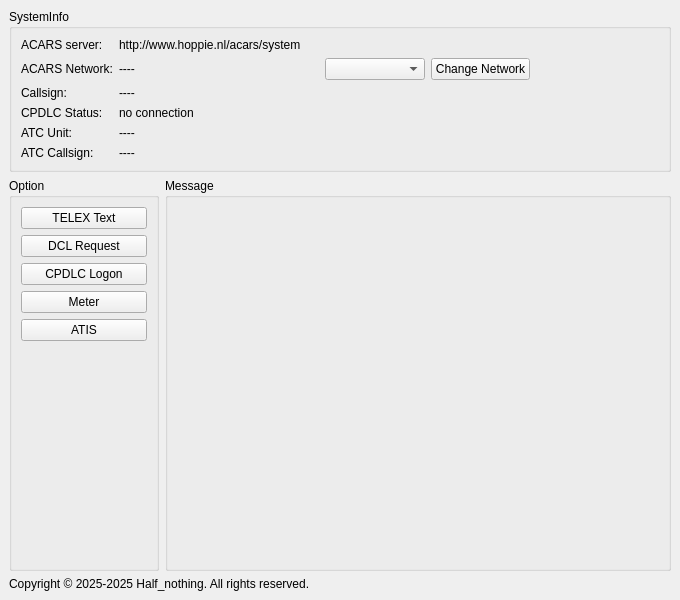
Old version of the form src/ui/form/main_window.ui in the repository half-nothing/SimpleCPDLC.
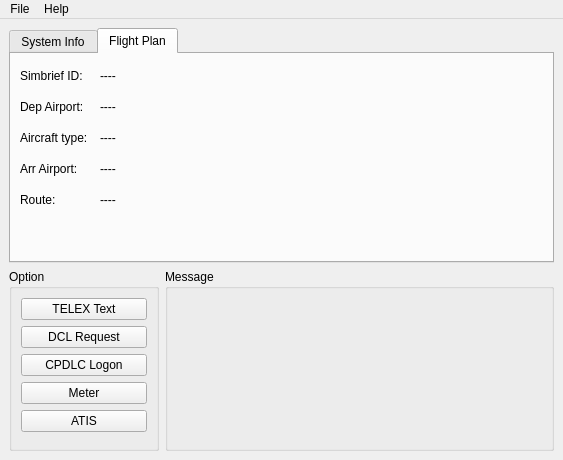
New version of the form. The open tabs and pages were chosen to show the change. Icons and pictures are not drawn. Custom widgets are drawn as their Qt base class.

Commit message: feat: Add config window.Add simbrief support.

Diff of the .ui file:
```diff
--- a/src/ui/form/main_window.ui
+++ b/src/ui/form/main_window.ui
@@ -6,14 +6,14 @@
    <rect>
     <x>0</x>
     <y>0</y>
-    <width>680</width>
-    <height>600</height>
+    <width>563</width>
+    <height>460</height>
    </rect>
   </property>
   <property name="minimumSize">
    <size>
-    <width>680</width>
-    <height>600</height>
+    <width>563</width>
+    <height>460</height>
    </size>
   </property>
   <property name="windowTitle">
@@ -21,7 +21,417 @@
   </property>
   <widget class="QWidget" name="centralwidget">
    <layout class="QGridLayout" name="gridLayout">
-    <item row="1" column="0">
+    <item row="1" column="0" colspan="2">
+     <widget class="QTabWidget" name="page_tab">
+      <property name="currentIndex">
+       <number>0</number>
+      </property>
+      <widget class="QWidget" name="system_info_page">
+       <attribute name="title">
+        <string>System Info</string>
+       </attribute>
+       <layout class="QGridLayout" name="gridLayout_6">
+        <item row="7" column="1">
+         <widget class="QLabel" name="atc_callsign">
+          <property name="toolTip">
+           <string>Current CPDLC Unit Callsign</string>
+          </property>
+          <property name="text">
+           <string>----</string>
+          </property>
+         </widget>
+        </item>
+        <item row="4" column="0">
+         <widget class="QLabel" name="label_1">
+          <property name="sizePolicy">
+           <sizepolicy hsizetype="Preferred" vsizetype="Minimum">
+            <horstretch>0</horstretch>
+            <verstretch>0</verstretch>
+           </sizepolicy>
+          </property>
+          <property name="minimumSize">
+           <size>
+            <width>60</width>
+            <height>25</height>
+           </size>
+          </property>
+          <property name="maximumSize">
+           <size>
+            <width>100</width>
+            <height>16777215</height>
+           </size>
+          </property>
+          <property name="text">
+           <string>Callsign:</string>
+          </property>
+         </widget>
+        </item>
+        <item row="5" column="0">
+         <widget class="QLabel" name="label_2">
+          <property name="minimumSize">
+           <size>
+            <width>0</width>
+            <height>25</height>
+           </size>
+          </property>
+          <property name="text">
+           <string>CPDLC Status:</string>
+          </property>
+         </widget>
+        </item>
+        <item row="2" column="3">
+         <widget class="QPushButton" name="change_network_btn">
+          <property name="sizePolicy">
+           <sizepolicy hsizetype="Minimum" vsizetype="Fixed">
+            <horstretch>0</horstretch>
+            <verstretch>0</verstretch>
+           </sizepolicy>
+          </property>
+          <property name="text">
+           <string>Change Network</string>
+          </property>
+         </widget>
+        </item>
+        <item row="7" column="0">
+         <widget class="QLabel" name="label_3">
+          <property name="minimumSize">
+           <size>
+            <width>0</width>
+            <height>25</height>
+           </size>
+          </property>
+          <property name="text">
+           <string>ATC Callsign:</string>
+          </property>
+         </widget>
+        </item>
+        <item row="5" column="1">
+         <widget class="QLabel" name="cpdlc_status">
+          <property name="toolTip">
+           <string>CPDLC Connection Status</string>
+          </property>
+          <property name="text">
+           <string>no connection</string>
+          </property>
+         </widget>
+        </item>
+        <item row="2" column="2">
+         <widget class="QComboBox" name="network_select">
+          <property name="sizePolicy">
+           <sizepolicy hsizetype="Minimum" vsizetype="Fixed">
+            <horstretch>0</horstretch>
+            <verstretch>0</verstretch>
+           </sizepolicy>
+          </property>
+          <property name="minimumSize">
+           <size>
+            <width>100</width>
+            <height>0</height>
+           </size>
+          </property>
+         </widget>
+        </item>
+        <item row="4" column="1">
+         <widget class="QLabel" name="callsign">
+          <property name="sizePolicy">
+           <sizepolicy hsizetype="Preferred" vsizetype="Preferred">
+            <horstretch>0</horstretch>
+            <verstretch>0</verstretch>
+           </sizepolicy>
+          </property>
+          <property name="minimumSize">
+           <size>
+            <width>100</width>
+            <height>0</height>
+           </size>
+          </property>
+          <property name="toolTip">
+           <string>Using callsign</string>
+          </property>
+          <property name="text">
+           <string>----</string>
+          </property>
+         </widget>
+        </item>
+        <item row="10" column="0" colspan="4">
+         <spacer name="verticalSpacer_3">
+          <property name="orientation">
+           <enum>Qt::Orientation::Vertical</enum>
+          </property>
+          <property name="sizeHint" stdset="0">
+           <size>
+            <width>20</width>
+            <height>40</height>
+           </size>
+          </property>
+         </spacer>
+        </item>
+        <item row="0" column="1" rowspan="2">
+         <widget class="QLabel" name="acars_server_url">
+          <property name="toolTip">
+           <string>ACARS Server url</string>
+          </property>
+          <property name="text">
+           <string>http://www.hoppie.nl/acars/system</string>
+          </property>
+         </widget>
+        </item>
+        <item row="0" column="0" rowspan="2">
+         <widget class="QLabel" name="label_4">
+          <property name="minimumSize">
+           <size>
+            <width>0</width>
+            <height>25</height>
+           </size>
+          </property>
+          <property name="text">
+           <string>ACARS server:</string>
+          </property>
+         </widget>
+        </item>
+        <item row="2" column="1">
+         <widget class="QLabel" name="network">
+          <property name="minimumSize">
+           <size>
+            <width>200</width>
+            <height>0</height>
+           </size>
+          </property>
+          <property name="toolTip">
+           <string>Current ACARS Network</string>
+          </property>
+          <property name="text">
+           <string>----</string>
+          </property>
+         </widget>
+        </item>
+        <item row="2" column="0">
+         <widget class="QLabel" name="label_5">
+          <property name="minimumSize">
+           <size>
+            <width>0</width>
+            <height>25</height>
+           </size>
+          </property>
+          <property name="text">
+           <string>ACARS Network:</string>
+          </property>
+         </widget>
+        </item>
+        <item row="6" column="0">
+         <widget class="QLabel" name="label">
+          <property name="minimumSize">
+           <size>
+            <width>0</width>
+            <height>25</height>
+           </size>
+          </property>
+          <property name="text">
+           <string>ATC Unit:</string>
+          </property>
+         </widget>
+        </item>
+        <item row="6" column="1">
+         <widget class="QLabel" name="atc_unit">
+          <property name="toolTip">
+           <string>Current CPDLC Unit</string>
+          </property>
+          <property name="text">
+           <string>----</string>
+          </property>
+         </widget>
+        </item>
+       </layout>
+      </widget>
+      <widget class="QWidget" name="flight_plan_page">
+       <attribute name="title">
+        <string>Flight Plan</string>
+       </attribute>
+       <layout class="QGridLayout" name="gridLayout_2">
+        <item row="0" column="0">
+         <widget class="QLabel" name="label_7">
+          <property name="sizePolicy">
+           <sizepolicy hsizetype="Minimum" vsizetype="Preferred">
+            <horstretch>0</horstretch>
+            <verstretch>0</verstretch>
+           </sizepolicy>
+          </property>
+          <property name="minimumSize">
+           <size>
+            <width>0</width>
+            <height>25</height>
+           </size>
+          </property>
+          <property name="maximumSize">
+           <size>
+            <width>16777215</width>
+            <height>16777215</height>
+           </size>
+          </property>
+          <property name="text">
+           <string>Simbrief ID:</string>
+          </property>
+         </widget>
+        </item>
+        <item row="4" column="0">
+         <widget class="QLabel" name="label_15">
+          <property name="minimumSize">
+           <size>
+            <width>0</width>
+            <height>25</height>
+           </size>
+          </property>
+          <property name="text">
+           <string>Route:</string>
+          </property>
+         </widget>
+        </item>
+        <item row="1" column="0">
+         <widget class="QLabel" name="label_9">
+          <property name="minimumSize">
+           <size>
+            <width>0</width>
+            <height>25</height>
+           </size>
+          </property>
+          <property name="text">
+           <string>Dep Airport:</string>
+          </property>
+         </widget>
+        </item>
+        <item row="3" column="0">
+         <widget class="QLabel" name="label_11">
+          <property name="minimumSize">
+           <size>
+            <width>0</width>
+            <height>25</height>
+           </size>
+          </property>
+          <property name="text">
+           <string>Arr Airport:</string>
+          </property>
+         </widget>
+        </item>
+        <item row="2" column="0">
+         <widget class="QLabel" name="label_13">
+          <property name="minimumSize">
+           <size>
+            <width>0</width>
+            <height>25</height>
+           </size>
+          </property>
+          <property name="text">
+           <string>Aircraft type:</string>
+          </property>
+         </widget>
+        </item>
+        <item row="2" column="2">
+         <widget class="QLabel" name="aircraft_type">
+          <property name="sizePolicy">
+           <sizepolicy hsizetype="Preferred" vsizetype="Preferred">
+            <horstretch>1</horstretch>
+            <verstretch>0</verstretch>
+           </sizepolicy>
+          </property>
+          <property name="text">
+           <string>----</string>
+          </property>
+         </widget>
+        </item>
+        <item row="0" column="2">
+         <widget class="QLabel" name="simbrief_id">
+          <property name="sizePolicy">
+           <sizepolicy hsizetype="Preferred" vsizetype="Preferred">
+            <horstretch>1</horstretch>
+            <verstretch>0</verstretch>
+           </sizepolicy>
+          </property>
+          <property name="text">
+           <string>----</string>
+          </property>
+         </widget>
+        </item>
+        <item row="1" column="2">
+         <widget class="QLabel" name="dep_airport">
+          <property name="text">
+           <string>----</string>
+          </property>
+         </widget>
+        </item>
+        <item row="3" column="2">
+         <widget class="QLabel" name="arr_airport">
+          <property name="text">
+           <string>----</string>
+          </property>
+         </widget>
+        </item>
+        <item row="4" column="2">
+         <widget class="QLabel" name="route">
+          <property name="sizePolicy">
+           <sizepolicy hsizetype="Preferred" vsizetype="Expanding">
+            <horstretch>0</horstretch>
+            <verstretch>0</verstretch>
+           </sizepolicy>
+          </property>
+          <property name="text">
+           <string>----</string>
+          </property>
+          <property name="alignment">
+           <set>Qt::AlignmentFlag::AlignLeading|Qt::AlignmentFlag::AlignLeft|Qt::AlignmentFlag::AlignVCenter</set>
+          </property>
+         </widget>
+        </item>
+        <item row="5" column="0" colspan="3">
+         <spacer name="verticalSpacer_2">
+          <property name="orientation">
+           <enum>Qt::Orientation::Vertical</enum>
+          </property>
+          <property name="sizeHint" stdset="0">
+           <size>
+            <width>20</width>
+            <height>40</height>
+           </size>
+          </property>
+         </spacer>
+        </item>
+       </layout>
+      </widget>
+     </widget>
+    </item>
+    <item row="2" column="1">
+     <widget class="QGroupBox" name="message">
+      <property name="sizePolicy">
+       <sizepolicy hsizetype="Preferred" vsizetype="Preferred">
+        <horstretch>0</horstretch>
+        <verstretch>0</verstretch>
+       </sizepolicy>
+      </property>
+      <property name="title">
+       <string>Message</string>
+      </property>
+      <layout class="QVBoxLayout" name="verticalLayout_2">
+       <property name="spacing">
+        <number>0</number>
+       </property>
+       <property name="leftMargin">
+        <number>0</number>
+       </property>
+       <property name="topMargin">
+        <number>0</number>
+       </property>
+       <property name="rightMargin">
+        <number>0</number>
+       </property>
+       <property name="bottomMargin">
+        <number>0</number>
+       </property>
+       <item>
+        <widget class="MessageWindow" name="message_2" native="true"/>
+       </item>
+      </layout>
+     </widget>
+    </item>
+    <item row="2" column="0">
      <widget class="QGroupBox" name="option">
       <property name="sizePolicy">
        <sizepolicy hsizetype="Minimum" vsizetype="Preferred">
@@ -96,229 +506,6 @@
       </layout>
      </widget>
     </item>
-    <item row="1" column="1">
-     <widget class="QGroupBox" name="message">
-      <property name="sizePolicy">
-       <sizepolicy hsizetype="Preferred" vsizetype="Preferred">
-        <horstretch>0</horstretch>
-        <verstretch>0</verstretch>
-       </sizepolicy>
-      </property>
-      <property name="title">
-       <string>Message</string>
-      </property>
-      <layout class="QVBoxLayout" name="verticalLayout_2">
-       <property name="spacing">
-        <number>0</number>
-       </property>
-       <property name="leftMargin">
-        <number>0</number>
-       </property>
-       <property name="topMargin">
-        <number>0</number>
-       </property>
-       <property name="rightMargin">
-        <number>0</number>
-       </property>
-       <property name="bottomMargin">
-        <number>0</number>
-       </property>
-       <item>
-        <widget class="MessageWindow" name="message_2" native="true"/>
-       </item>
-      </layout>
-     </widget>
-    </item>
-    <item row="0" column="0" colspan="2">
-     <widget class="QGroupBox" name="system_info">
-      <property name="sizePolicy">
-       <sizepolicy hsizetype="Preferred" vsizetype="Preferred">
-        <horstretch>0</horstretch>
-        <verstretch>0</verstretch>
-       </sizepolicy>
-      </property>
-      <property name="minimumSize">
-       <size>
-        <width>0</width>
-        <height>0</height>
-       </size>
-      </property>
-      <property name="title">
-       <string>SystemInfo</string>
-      </property>
-      <layout class="QGridLayout" name="gridLayout_2">
-       <item row="0" column="0">
-        <widget class="QLabel" name="label_4">
-         <property name="text">
-          <string>ACARS server:</string>
-         </property>
-        </widget>
-       </item>
-       <item row="1" column="2">
-        <widget class="QComboBox" name="network_select">
-         <property name="sizePolicy">
-          <sizepolicy hsizetype="Fixed" vsizetype="Fixed">
-           <horstretch>0</horstretch>
-           <verstretch>0</verstretch>
-          </sizepolicy>
-         </property>
-         <property name="minimumSize">
-          <size>
-           <width>100</width>
-           <height>0</height>
-          </size>
-         </property>
-        </widget>
-       </item>
-       <item row="1" column="1">
-        <widget class="QLabel" name="network">
-         <property name="minimumSize">
-          <size>
-           <width>200</width>
-           <height>0</height>
-          </size>
-         </property>
-         <property name="text">
-          <string>----</string>
-         </property>
-        </widget>
-       </item>
-       <item row="4" column="0">
-        <widget class="QLabel" name="label">
-         <property name="text">
-          <string>ATC Unit:</string>
-         </property>
-        </widget>
-       </item>
-       <item row="1" column="3">
-        <widget class="QPushButton" name="change_network_btn">
-         <property name="sizePolicy">
-          <sizepolicy hsizetype="Fixed" vsizetype="Fixed">
-           <horstretch>0</horstretch>
-           <verstretch>0</verstretch>
-          </sizepolicy>
-         </property>
-         <property name="text">
-          <string>Change Network</string>
-         </property>
-        </widget>
-       </item>
-       <item row="2" column="0">
-        <widget class="QLabel" name="label_1">
-         <property name="sizePolicy">
-          <sizepolicy hsizetype="Preferred" vsizetype="Minimum">
-           <horstretch>0</horstretch>
-           <verstretch>0</verstretch>
-          </sizepolicy>
-         </property>
-         <property name="minimumSize">
-          <size>
-           <width>60</width>
-           <height>0</height>
-          </size>
-         </property>
-         <property name="maximumSize">
-          <size>
-           <width>100</width>
-           <height>16777215</height>
-          </size>
-         </property>
-         <property name="text">
-          <string>Callsign:</string>
-         </property>
-        </widget>
-       </item>
-       <item row="3" column="0">
-        <widget class="QLabel" name="label_2">
-         <property name="text">
-          <string>CPDLC Status:</string>
-         </property>
-        </widget>
-       </item>
-       <item row="5" column="0">
-        <widget class="QLabel" name="label_3">
-         <property name="text">
-          <string>ATC Callsign:</string>
-         </property>
-        </widget>
-       </item>
-       <item row="1" column="0">
-        <widget class="QLabel" name="label_5">
-         <property name="text">
-          <string>ACARS Network:</string>
-         </property>
-        </widget>
-       </item>
-       <item row="1" column="4">
-        <spacer name="horizontalSpacer">
-         <property name="orientation">
-          <enum>Qt::Orientation::Horizontal</enum>
-         </property>
-         <property name="sizeHint" stdset="0">
-          <size>
-           <width>40</width>
-           <height>20</height>
-          </size>
-         </property>
-        </spacer>
-       </item>
-       <item row="2" column="1" colspan="4">
-        <widget class="QLabel" name="callsign">
-         <property name="sizePolicy">
-          <sizepolicy hsizetype="Preferred" vsizetype="Preferred">
-           <horstretch>0</horstretch>
-           <verstretch>0</verstretch>
-          </sizepolicy>
-         </property>
-         <property name="minimumSize">
-          <size>
-           <width>100</width>
-           <height>0</height>
-          </size>
-         </property>
-         <property name="text">
-          <string>----</string>
-         </property>
-        </widget>
-       </item>
-       <item row="3" column="1" colspan="4">
-        <widget class="QLabel" name="cpdlc_status">
-         <property name="text">
-          <string>no connection</string>
-         </property>
-        </widget>
-       </item>
-       <item row="4" column="1" colspan="4">
-        <widget class="QLabel" name="atc_unit">
-         <property name="text">
-          <string>----</string>
-         </property>
-        </widget>
-       </item>
-       <item row="5" column="1" colspan="4">
-        <widget class="QLabel" name="atc_callsign">
-         <property name="text">
-          <string>----</string>
-         </property>
-        </widget>
-       </item>
-       <item row="0" column="1" colspan="4">
-        <widget class="QLabel" name="acars_server_url">
-         <property name="text">
-          <string>http://www.hoppie.nl/acars/system</string>
-         </property>
-        </widget>
-       </item>
-      </layout>
-     </widget>
-    </item>
-    <item row="2" column="0" colspan="2">
-     <widget class="QLabel" name="label_6">
-      <property name="text">
-       <string>Copyright © 2025-2025 Half_nothing. All rights reserved.</string>
-      </property>
-     </widget>
-    </item>
    </layout>
   </widget>
   <widget class="QMenuBar" name="menuBar">
@@ -326,10 +513,25 @@
     <rect>
      <x>0</x>
      <y>0</y>
-     <width>680</width>
+     <width>563</width>
      <height>21</height>
     </rect>
    </property>
+   <widget class="QMenu" name="menu_file">
+    <property name="title">
+     <string>File</string>
+    </property>
+    <addaction name="action_option"/>
+   </widget>
+   <widget class="QMenu" name="menu_help">
+    <property name="title">
+     <string>Help</string>
+    </property>
+    <addaction name="action_about_qt"/>
+    <addaction name="action_about_this"/>
+   </widget>
+   <addaction name="menu_file"/>
+   <addaction name="menu_help"/>
   </widget>
   <action name="actionExit">
    <property name="text">
```
Left out of the diff: 28 changed lines with no effect on the pictures. The commit also changes 32 other files.
